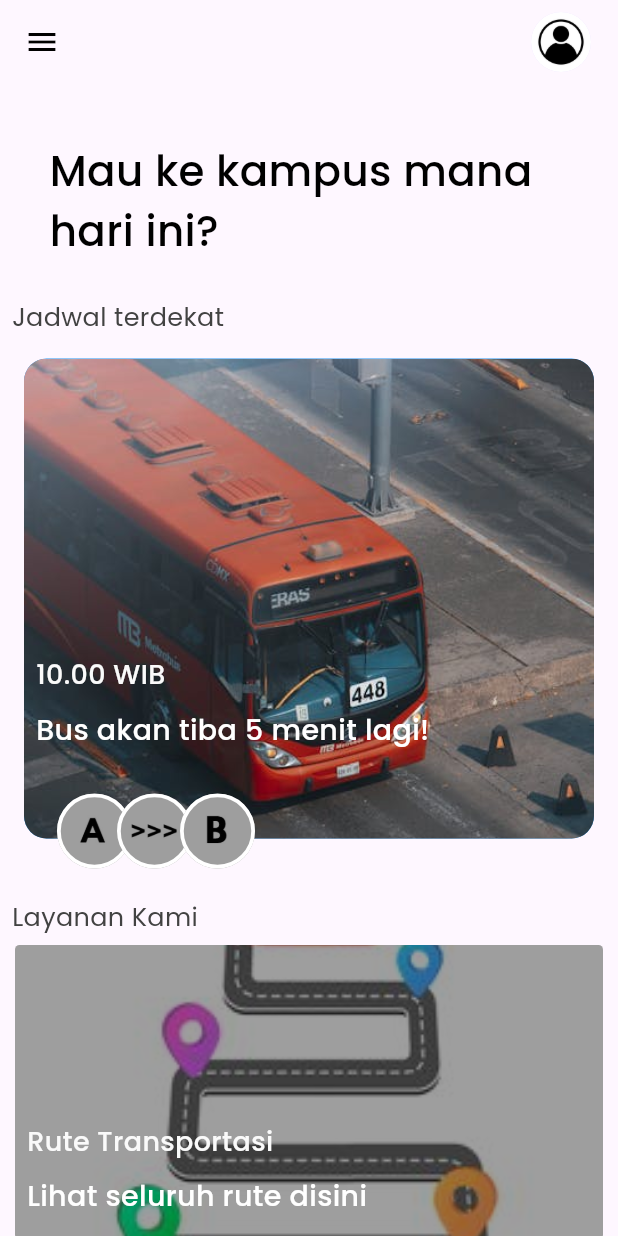
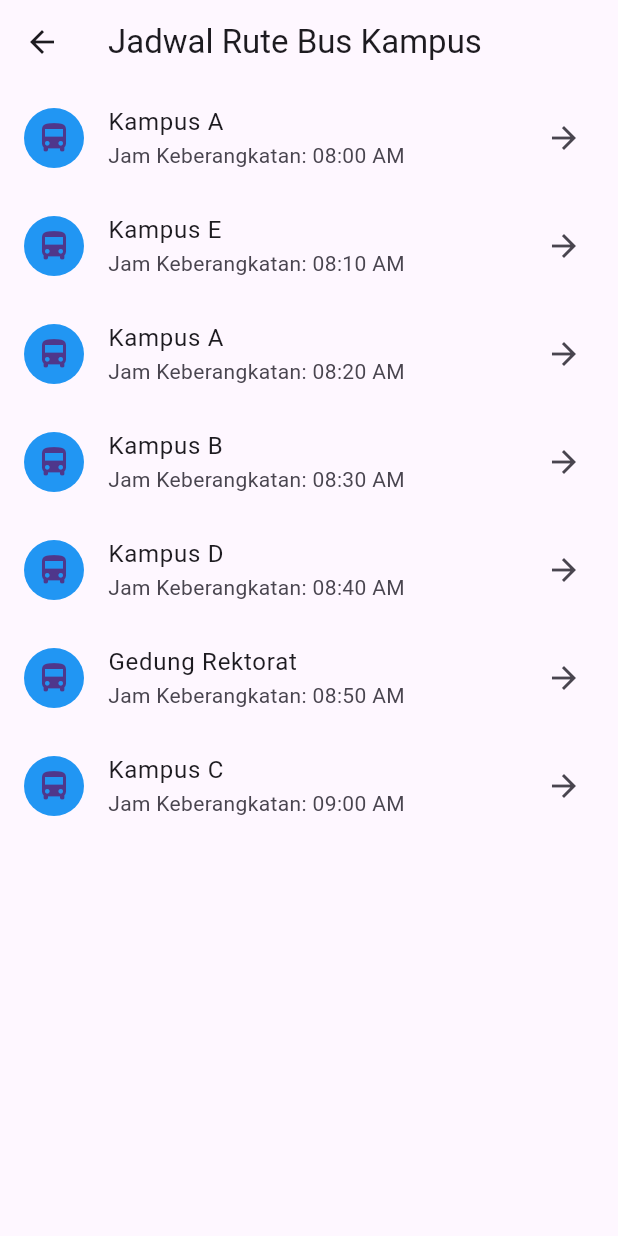
Before and after one commit to otto12os/ProjectUTS, a Flutter app: the HomePage screen opened directly, after a tap on "Rute Transportasi", on a phone screen of 412 x 824 dp. Run offline on Flutter 3.47's test engine with Material 3 defaults, Android fonts, the phone set to English and light mode, and no system bars; our stand-ins replace google_fonts.

Commit message:
add route page

```diff
--- a/lib/screens/home_screen.dart
+++ b/lib/screens/home_screen.dart
@@ -2,6 +2,7 @@ import 'package:flutter/material.dart';
 import 'package:google_fonts/google_fonts.dart';
 import 'package:projectuts/widgets/profile_container_widget.dart';
 import 'package:projectuts/screens/transit_page.dart';
+import 'route_page.dart';
 
 class HomePage extends StatefulWidget {
   const HomePage({super.key});
@@ -26,15 +27,37 @@ class _HomePageState extends State<HomePage> {
   ];
 
   final List<String> pastCities = [
-    'Lihat seluruh rute disini',
+    'Lihat seluruh jadwal disini',
     'Pertanyaan yang sering ditanyakan',
     'Kritik & saranmu berguna untuk kami',
     'Hubungi kami jika ada masalah',
   ];
 
   void _onTap(int index) {
-    print('Tapped on item $index');
-    // Add navigation or any other action here
+    switch (index) {
+      case 0:
+        Navigator.of(context).push(
+          MaterialPageRoute(builder: (context) => RoutePage()),
+        );
+        break;
+      case 1:
+        Navigator.of(context).push(
+          MaterialPageRoute(builder: (context) => FaqPage()),
+        );
+        break;
+      case 2:
+        Navigator.of(context).push(
+          MaterialPageRoute(builder: (context) => FeedbackPage()),
+        );
+        break;
+      case 3:
+        Navigator.of(context).push(
+          MaterialPageRoute(builder: (context) => CallCenterPage()),
+        );
+        break;
+      default:
+        break;
+    }
   }
 
   @override
@@ -243,7 +266,8 @@ class _HomePageState extends State<HomePage> {
         const end = Offset.zero;
         const curve = Curves.easeInOut;
 
-        var tween = Tween(begin: begin, end: end).chain(CurveTween(curve: curve));
+        var tween =
+            Tween(begin: begin, end: end).chain(CurveTween(curve: curve));
         var offsetAnimation = animation.drive(tween);
 
         return SlideTransition(position: offsetAnimation, child: child);
@@ -252,3 +276,43 @@ class _HomePageState extends State<HomePage> {
     );
   }
 }
+
+// class RoutePage extends StatelessWidget {
+//   @override
+//   Widget build(BuildContext context) {
+//     return Scaffold(
+//       appBar: AppBar(title: Text('Rute Transportasi')),
+//       body: Center(child: Text('Content for Rute Transportasi')),
+//     );
+//   }
+// }
+
+class FaqPage extends StatelessWidget {
+  @override
+  Widget build(BuildContext context) {
+    return Scaffold(
+      appBar: AppBar(title: Text('FAQ')),
+      body: Center(child: Text('Content for FAQ')),
+    );
+  }
+}
+
+class FeedbackPage extends StatelessWidget {
+  @override
+  Widget build(BuildContext context) {
+    return Scaffold(
+      appBar: AppBar(title: Text('Kritik & Saran')),
+      body: Center(child: Text('Content for Kritik & Saran')),
+    );
+  }
+}
+
+class CallCenterPage extends StatelessWidget {
+  @override
+  Widget build(BuildContext context) {
+    return Scaffold(
+      appBar: AppBar(title: Text('Call Center')),
+      body: Center(child: Text('Content for Call Center')),
+    );
+  }
+}
--- /dev/null
+++ b/lib/screens/route_page.dart
@@ -0,0 +1,44 @@
+import 'package:flutter/material.dart';
+
+class RoutePage extends StatefulWidget {
+  @override
+  _RoutePageState createState() => _RoutePageState();
+}
+
+class _RoutePageState extends State<RoutePage> {
+  List<Map<String, String>> busStops = [
+    {"name": "Kampus A", "time": "08:00 AM"},
+    {"name": "Kampus E", "time": "08:10 AM"},
+    {"name": "Kampus A", "time": "08:20 AM"},
+    {"name": "Kampus B", "time": "08:30 AM"},
+    {"name": "Kampus D", "time": "08:40 AM"},
+    {"name": "Gedung Rektorat", "time": "08:50 AM"},
+    {"name": "Kampus C", "time": "09:00 AM"}
+  ];
+
+  @override
+  Widget build(BuildContext context) {
+    return Scaffold(
+      appBar: AppBar(
+        title: Text('Jadwal Rute Bus Kampus'),
+      ),
+      body: ListView.builder(
+        itemCount: busStops.length,
+        itemBuilder: (context, index) {
+          return ListTile(
+            title: Text(busStops[index]["name"]!),
+            subtitle: Text('Jam Keberangkatan: ${busStops[index]["time"]}'),
+            leading: CircleAvatar(
+              backgroundColor: Colors.blue,
+              child: Icon(Icons.directions_bus),
+            ),
+            trailing: Icon(Icons.arrow_forward),
+            onTap: () {
+              // Tambahkan aksi ketika item di-tap di sini
+            },
+          );
+        },
+      ),
+    );
+  }
+}
```
